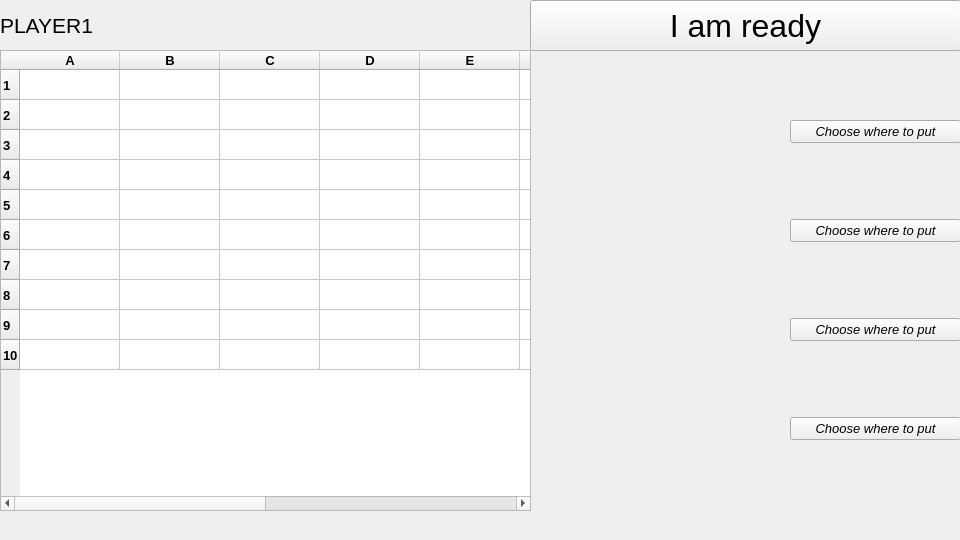
Before: the Qt Designer form UI/readygame.ui in romka-best/QT_Project, drawn with Qt 5.
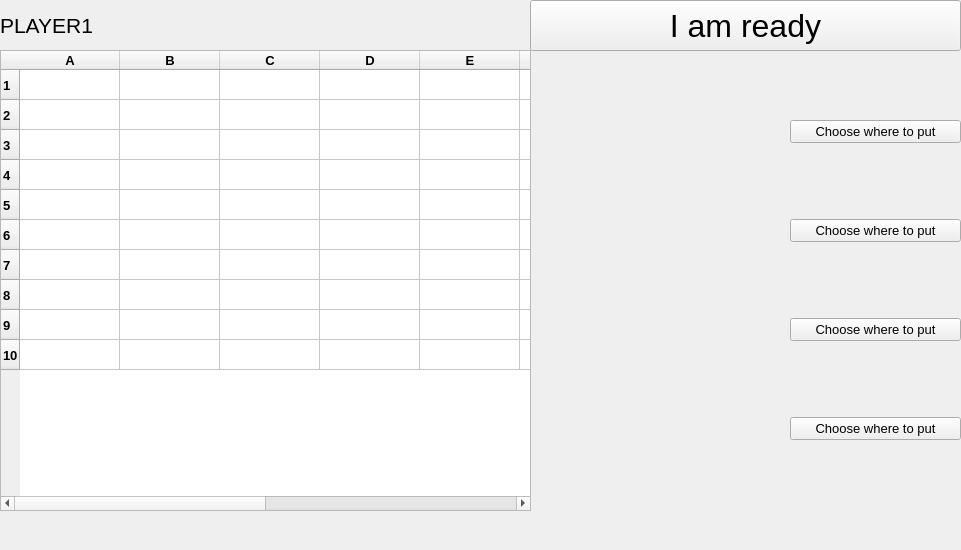
After: the same form once the commit is applied.

Diff of the .ui file:
```diff
--- a/UI/readygame.ui
+++ b/UI/readygame.ui
@@ -6,8 +6,8 @@
             <rect>
                 <x>0</x>
                 <y>0</y>
-                <width>960</width>
-                <height>540</height>
+                <width>961</width>
+                <height>550</height>
             </rect>
         </property>
         <property name="windowTitle">
@@ -234,7 +234,8 @@
                             <property name="font">
                                 <font>
                                     <pointsize>10</pointsize>
-                                    <italic>true</italic>
+                                    <italic>false</italic>
+                                    <strikeout>false</strikeout>
                                 </font>
                             </property>
                             <property name="text">
@@ -247,7 +248,7 @@
                             <property name="font">
                                 <font>
                                     <pointsize>10</pointsize>
-                                    <italic>true</italic>
+                                    <italic>false</italic>
                                 </font>
                             </property>
                             <property name="text">
@@ -260,7 +261,7 @@
                             <property name="font">
                                 <font>
                                     <pointsize>10</pointsize>
-                                    <italic>true</italic>
+                                    <italic>false</italic>
                                 </font>
                             </property>
                             <property name="text">
@@ -273,7 +274,7 @@
                             <property name="font">
                                 <font>
                                     <pointsize>10</pointsize>
-                                    <italic>true</italic>
+                                    <italic>false</italic>
                                     <strikeout>false</strikeout>
                                 </font>
                             </property>
```
Left out of the diff: 2 changed lines with no effect on the pictures.
